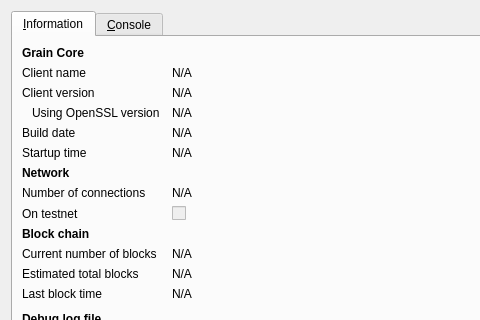
First picture: the form in src/qt/forms/rpcconsole.ui, repository magi-retro/peercoin, before the edit; both pictures show x 0 to 480 and y 0 to 320 of the 740 by 450 pixel window.
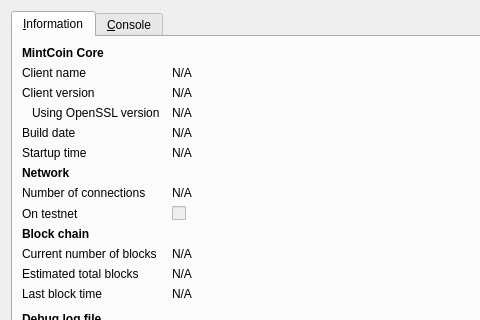
Second picture: the form after the edit. Icons and pictures are not drawn.

Commit message: FORK-MINT: [REPLACE-COINNAME] Replace GrainCoin to MintCoin.

```diff
--- a/src/qt/forms/rpcconsole.ui
+++ b/src/qt/forms/rpcconsole.ui
@@ -36,7 +36,7 @@
           </font>
          </property>
          <property name="text">
-          <string>Grain Core</string>
+          <string>MintCoin Core</string>
          </property>
         </widget>
        </item>
```
Left out of the diff: 6 changed lines with no effect on the pictures. The commit also changes 15 other files.
